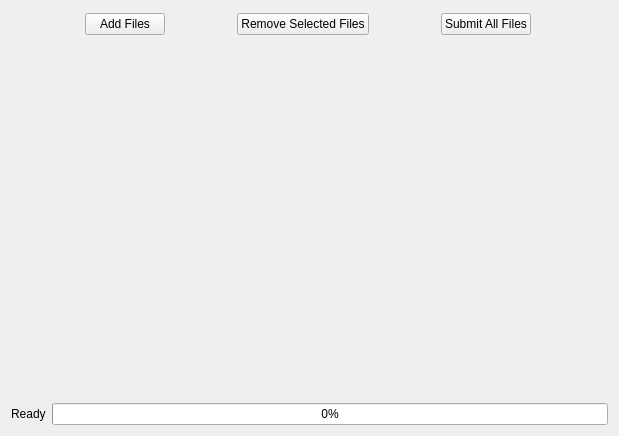
This is Client/UI/FileSendUI.ui in yang-zhongtian/PYCM as Qt 5 draws it before an edit. The edited form follows.
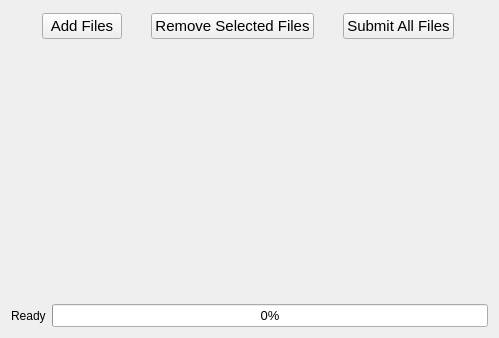
This is the edited form. Icons and pictures are not drawn.

The edit to the form file:
```diff
--- a/Client/UI/FileSendUI.ui
+++ b/Client/UI/FileSendUI.ui
@@ -9,8 +9,8 @@
    <rect>
     <x>0</x>
     <y>0</y>
-    <width>619</width>
-    <height>436</height>
+    <width>499</width>
+    <height>338</height>
    </rect>
   </property>
   <property name="windowTitle">
@@ -46,6 +46,11 @@
          <verstretch>0</verstretch>
         </sizepolicy>
        </property>
+       <property name="font">
+        <font>
+         <pointsize>11</pointsize>
+        </font>
+       </property>
        <property name="text">
         <string>Add Files</string>
        </property>
@@ -59,6 +64,11 @@
          <verstretch>0</verstretch>
         </sizepolicy>
        </property>
+       <property name="font">
+        <font>
+         <pointsize>11</pointsize>
+        </font>
+       </property>
        <property name="text">
         <string>Remove Selected Files</string>
        </property>
@@ -72,6 +82,11 @@
          <verstretch>0</verstretch>
         </sizepolicy>
        </property>
+       <property name="font">
+        <font>
+         <pointsize>11</pointsize>
+        </font>
+       </property>
        <property name="text">
         <string>Submit All Files</string>
        </property>
@@ -108,6 +123,11 @@
      </item>
      <item>
       <widget class="QProgressBar" name="file_send_progress_bar">
+       <property name="font">
+        <font>
+         <pointsize>10</pointsize>
+        </font>
+       </property>
        <property name="value">
         <number>0</number>
        </property>
```
Left out of the diff: 8 changed lines with no effect on the pictures.
